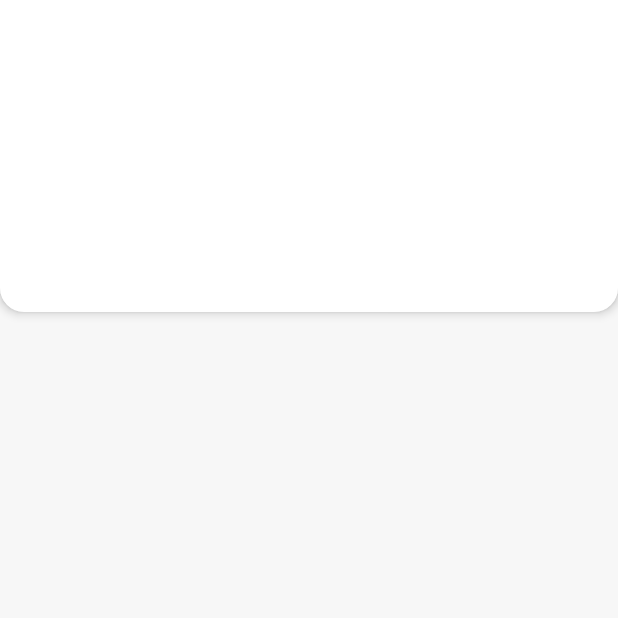
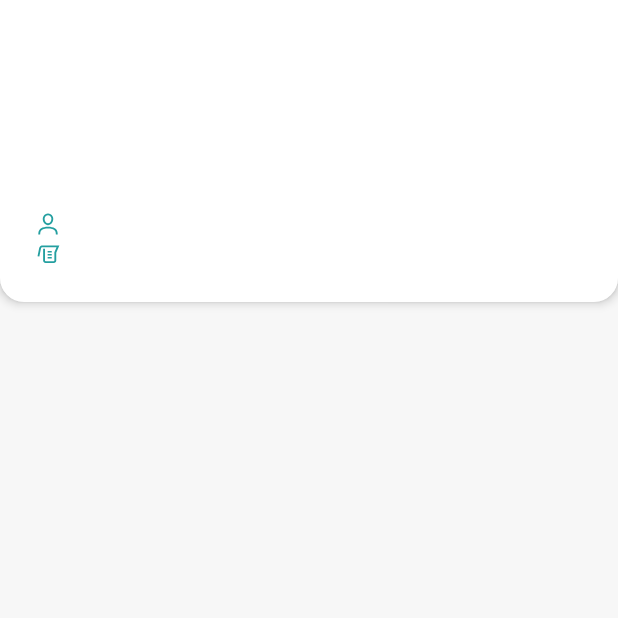
Before and after one commit to tkevin-h/code_demo, an Android app built with Jetpack Compose: the composable StockInformation called with empty values, on a phone screen of 412 x 824 dp, the top half of it. Run offline under Robolectric (Android 15) with nearby library versions, the phone set to English and light mode, and no system bars.

Commit message:
- Set styling for stock information header section

```diff
--- a/app/src/main/java/com/thavin/vintrace/data/stock_details/StockDetailsResponseMapper.kt
+++ b/app/src/main/java/com/thavin/vintrace/data/stock_details/StockDetailsResponseMapper.kt
@@ -11,6 +11,7 @@ private const val STOCK_ITEM_2 = "stock-item-2"
 private const val STOCK_ITEM_3 = "stock-item-3"
 private const val STOCK_ITEM_4 = "stock-item-4"
 private const val STOCK_ITEM_5 = "stock-item-5"
+private const val COLOR_PREFIX = "#"
 
 
 fun StockDetailsResponse.toStockDetails() =
@@ -19,7 +20,7 @@ fun StockDetailsResponse.toStockDetails() =
         code = this.code,
         description = this.description,
         secondaryDescription = this.secondaryDescription,
-        color = this.beverageProperties.colour,
+        color = COLOR_PREFIX + this.beverageProperties.colour,
         beverageDescription = this.beverageProperties.description,
         ownerName = this.owner.name,
         unitName = this.unit.name,
--- a/app/src/main/java/com/thavin/vintrace/ui/stock_details/StockDetailsScreen.kt
+++ b/app/src/main/java/com/thavin/vintrace/ui/stock_details/StockDetailsScreen.kt
@@ -2,6 +2,7 @@ package com.thavin.vintrace.ui.stock_details
 
 import android.widget.Toast
 import androidx.compose.animation.AnimatedVisibility
+import androidx.compose.foundation.Canvas
 import androidx.compose.foundation.clickable
 import androidx.compose.foundation.layout.Box
 import androidx.compose.foundation.layout.Column
@@ -10,12 +11,14 @@ import androidx.compose.foundation.layout.Spacer
 import androidx.compose.foundation.layout.fillMaxWidth
 import androidx.compose.foundation.layout.height
 import androidx.compose.foundation.layout.padding
+import androidx.compose.foundation.layout.size
 import androidx.compose.foundation.layout.width
 import androidx.compose.foundation.lazy.LazyColumn
 import androidx.compose.foundation.lazy.rememberLazyListState
 import androidx.compose.foundation.shape.RoundedCornerShape
 import androidx.compose.material3.Card
 import androidx.compose.material3.CardDefaults
+import androidx.compose.material3.Icon
 import androidx.compose.material3.Scaffold
 import androidx.compose.material3.Text
 import androidx.compose.material3.TextButton
@@ -30,9 +33,11 @@ import androidx.compose.ui.draw.alpha
 import androidx.compose.ui.graphics.Color
 import androidx.compose.ui.platform.LocalContext
 import androidx.compose.ui.platform.LocalDensity
+import androidx.compose.ui.res.painterResource
 import androidx.compose.ui.res.stringResource
 import androidx.compose.ui.text.style.TextAlign
 import androidx.compose.ui.zIndex
+import androidx.core.graphics.toColorInt
 import com.thavin.vintrace.R
 import com.thavin.vintrace.domain.stock_details.model.StockComponents
 import com.thavin.vintrace.ui.stock_details.components.CollapsedTopBar
@@ -44,10 +49,13 @@ import com.thavin.vintrace.ui.theme.DimenCollapsedTopBarHeight
 import com.thavin.vintrace.ui.theme.DimenExpandedTopBarHeight
 import com.thavin.vintrace.ui.theme.DimenLarge
 import com.thavin.vintrace.ui.theme.DimenMedium
+import com.thavin.vintrace.ui.theme.DimenMicro
 import com.thavin.vintrace.ui.theme.DimenNano
 import com.thavin.vintrace.ui.theme.DimenSmall
 import com.thavin.vintrace.ui.theme.DimenXxLarge
 import com.thavin.vintrace.ui.theme.DimenZero
+import com.thavin.vintrace.ui.theme.Green60
+import com.thavin.vintrace.ui.theme.Typography
 import org.koin.androidx.compose.koinViewModel
 
 @Composable
@@ -89,7 +97,7 @@ fun StockDetailsScreen(
                 code = code,
                 description = description,
                 secondaryDescription = secondaryDescription,
-                color = color,
+                beverageColor = color,
                 beverageDescription = beverageDescription,
                 ownerName = ownerName,
                 unitName = unitName,
@@ -119,7 +127,7 @@ private fun StockDetailsContent(
     code: String,
     description: String,
     secondaryDescription: String,
-    color: String,
+    beverageColor: String,
     beverageDescription: String,
     ownerName: String,
     unitName: String,
@@ -165,17 +173,19 @@ private fun StockDetailsContent(
                 )
             }
 
+            if (code.isNotBlank()) {
                 item {
                     AnimatedVisibility(visible = !isCollapsed) {
                         StockInformation(
                             code = code,
                             description = description,
                             secondaryDescription = secondaryDescription,
-                        color = color,
+                            beverageColor = beverageColor,
                             beverageDescription = beverageDescription,
                             ownerName = ownerName,
                             unitName = unitName
                         )
+                    }
                 }
             }
 
@@ -249,7 +259,7 @@ private fun StockInformation(
     code: String,
     description: String,
     secondaryDescription: String,
-    color: String,
+    beverageColor: String,
     beverageDescription: String,
     ownerName: String,
     unitName: String,
@@ -277,13 +287,77 @@ private fun StockInformation(
             )
         ) {
 
-            Text(text = code)
-            Text(text = description)
-            Text(text = secondaryDescription)
-            Text(text = color)
-            Text(text = beverageDescription)
-            Text(text = ownerName)
-            Text(text = unitName)
+            Text(
+                text = code,
+                style = Typography.titleLarge
+            )
+
+            Spacer(modifier = Modifier.height(DimenNano))
+
+            Text(
+                text = description,
+                style = Typography.bodyMedium
+            )
+
+            Spacer(modifier = Modifier.height(DimenNano))
+
+            Text(
+                text = secondaryDescription,
+                style = Typography.labelMedium
+            )
+
+            Row(
+                modifier = Modifier
+                    .padding(top = DimenSmall, bottom = DimenSmall)
+            ) {
+                if (beverageColor.isNotBlank()) {
+                    Canvas(
+                        onDraw = {
+                            drawCircle(color = Color(beverageColor.toColorInt()))
+                        },
+                        modifier = Modifier
+                            .size(DimenSmall)
+                            .align(Alignment.CenterVertically)
+                    )
+                }
+
+                Spacer(modifier = Modifier.width(DimenMicro))
+
+                Text(
+                    text = beverageDescription,
+                    style = Typography.bodySmall
+                )
+            }
+
+            Row {
+                Icon(
+                    painter = painterResource(id = R.drawable.ic_user),
+                    contentDescription = stringResource(id = R.string.accessibility_owner_icon),
+                    tint = Green60
+                )
+
+                Spacer(modifier = Modifier.width(DimenMicro))
+
+                Text(
+                    text = ownerName,
+                    style = Typography.bodySmall
+                )
+            }
+
+            Spacer(modifier = Modifier.height(DimenNano))
+
+            Row {
+                Icon(
+                    painter = painterResource(id = R.drawable.ic_measuring_cup),
+                    contentDescription = stringResource(id = R.string.accessibility_measuring_cup_icon),
+                    tint = Green60
+                )
+                Spacer(modifier = Modifier.width(DimenMicro))
+                Text(
+                    text = unitName,
+                    style = Typography.bodySmall
+                )
+            }
         }
     }
 }
--- a/app/src/main/java/com/thavin/vintrace/ui/theme/Theme.kt
+++ b/app/src/main/java/com/thavin/vintrace/ui/theme/Theme.kt
@@ -9,16 +9,6 @@ private val LightColorScheme = lightColorScheme(
     secondary = PurpleGrey40,
     tertiary = Pink40,
     background = Grey97
-
-    /* Other default colors to override
-    background = Color(0xFFFFFBFE),
-    surface = Color(0xFFFFFBFE),
-    onPrimary = Color.White,
-    onSecondary = Color.White,
-    onTertiary = Color.White,
-    onBackground = Color(0xFF1C1B1F),
-    onSurface = Color(0xFF1C1B1F),
-    */
 )
 
 @Composable
--- /dev/null
+++ b/app/src/main/res/drawable/ic_measuring_cup.xml
@@ -0,0 +1,9 @@
+<vector xmlns:android="http://schemas.android.com/apk/res/android"
+    android:width="16dp"
+    android:height="16dp"
+    android:viewportWidth="16"
+    android:viewportHeight="16">
+  <path
+      android:pathData="M4.391,2.25H15.57L13.5,7.125V12.375C13.5,12.823 13.341,13.206 13.023,13.523C12.706,13.841 12.323,14 11.875,14H6.375C5.927,14 5.544,13.841 5.227,13.523C4.909,13.206 4.75,12.823 4.75,12.375V4.5H6V12.375C6,12.479 6.036,12.568 6.109,12.641C6.182,12.714 6.271,12.75 6.375,12.75H11.875C11.979,12.75 12.068,12.714 12.141,12.641C12.214,12.568 12.25,12.479 12.25,12.375V6.875L13.68,3.5H4.391C4.083,3.5 3.841,3.576 3.664,3.727C3.487,3.872 3.359,4.151 3.281,4.563L2.234,9.711L1.016,9.461L2.055,4.32C2.133,3.914 2.255,3.568 2.422,3.281C2.594,2.995 2.792,2.781 3.016,2.641C3.245,2.5 3.469,2.401 3.688,2.344C3.911,2.281 4.146,2.25 4.391,2.25ZM7.75,11V10H10.5V11H7.75ZM7.75,9V8H10.5V9H7.75ZM10.5,6V7H7.75V6H10.5Z"
+      android:fillColor="#249FA0"/>
+</vector>
--- /dev/null
+++ b/app/src/main/res/drawable/ic_user.xml
@@ -0,0 +1,9 @@
+<vector xmlns:android="http://schemas.android.com/apk/res/android"
+    android:width="16dp"
+    android:height="16dp"
+    android:viewportWidth="16"
+    android:viewportHeight="16">
+  <path
+      android:pathData="M10.492,7.547C9.826,8.349 8.995,8.75 8,8.75C7.005,8.75 6.172,8.349 5.5,7.547C4.833,6.74 4.5,5.737 4.5,4.539C4.5,3.914 4.659,3.328 4.977,2.781C5.294,2.234 5.721,1.802 6.258,1.484C6.8,1.161 7.38,1 8,1C8.62,1 9.198,1.161 9.735,1.484C10.276,1.802 10.706,2.234 11.024,2.781C11.341,3.328 11.5,3.914 11.5,4.539C11.5,5.737 11.164,6.74 10.492,7.547ZM9.594,2.914C9.136,2.445 8.604,2.211 8,2.211C7.396,2.211 6.865,2.445 6.406,2.914C5.948,3.378 5.719,3.919 5.719,4.539C5.719,5.393 5.935,6.107 6.367,6.68C6.805,7.253 7.349,7.539 8,7.539C8.651,7.539 9.193,7.253 9.625,6.68C10.063,6.107 10.281,5.393 10.281,4.539C10.281,3.919 10.052,3.378 9.594,2.914ZM2.758,15H1.508L1.617,13.719C1.753,12.438 2.367,11.456 3.461,10.773C4.56,10.091 6.073,9.75 8,9.75C9.927,9.75 11.438,10.091 12.531,10.773C13.63,11.45 14.248,12.43 14.383,13.711L14.492,15H13.242L13.133,13.828C13.086,13.38 12.946,12.984 12.711,12.641C12.482,12.292 12.201,12.016 11.867,11.813C11.534,11.609 11.141,11.443 10.688,11.313C10.24,11.182 9.8,11.094 9.367,11.047C8.94,11 8.485,10.977 8,10.977C7.516,10.977 7.057,11 6.625,11.047C6.198,11.094 5.758,11.182 5.305,11.313C4.857,11.443 4.466,11.612 4.133,11.82C3.8,12.023 3.516,12.297 3.281,12.641C3.052,12.984 2.914,13.383 2.867,13.836L2.758,15Z"
+      android:fillColor="#249FA0"/>
+</vector>
--- a/app/src/main/res/values/strings.xml
+++ b/app/src/main/res/values/strings.xml
@@ -15,6 +15,8 @@
     <string name="accessibility_back_button">Back button</string>
     <string name="accessibility_edit_button">Edit button</string>
     <string name="accessibility_more_actions_button">More actions button</string>
+    <string name="accessibility_owner_icon">Owner icon</string>
+    <string name="accessibility_measuring_cup_icon">Measuring cup icon</string>
 
     <!-- Other -->
     <string name="edit_button_toast">This feature hasn\'t been implemented!</string>
```
Also changed, not shown: app/src/main/java/com/thavin/vintrace/ui/theme/Color.kt (+4 -6 lines), app/src/main/java/com/thavin/vintrace/ui/theme/Type.kt (+25 -9 lines), app/src/main/java/com/thavin/vintrace/ui/stock_details/mapper/StockDetailsMapper.kt (line endings or trailing spaces), app/src/main/res/font/montserrat.ttf (added). Lines whose indentation alone changed are shown as unchanged.
